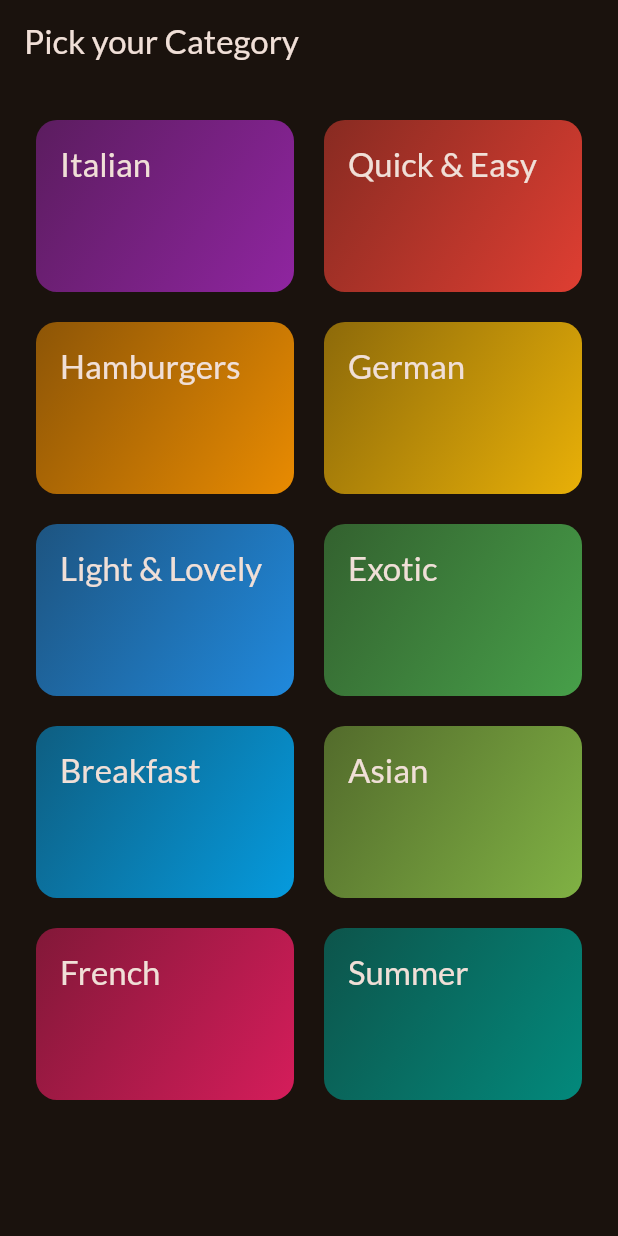
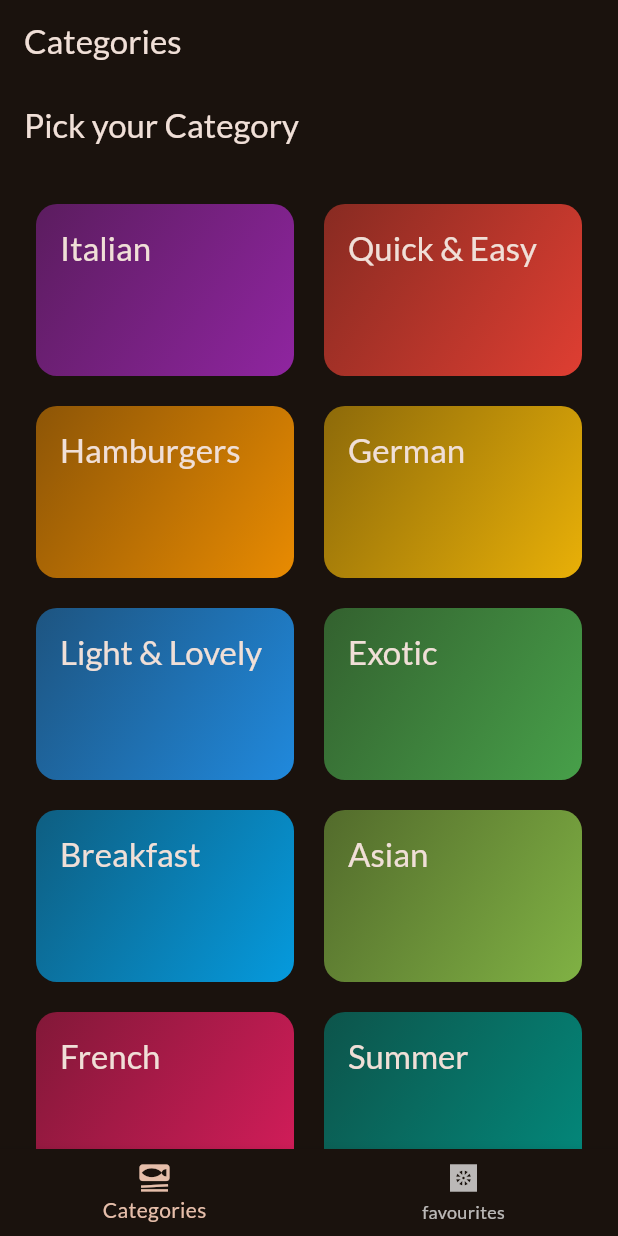
Before and after one commit to Akshat2113609/MealsApp, a Flutter app: the screen it shows after launch, on a phone screen of 412 x 824 dp. Run offline on Flutter 3.47's test engine with Material 3 defaults, Android fonts, the phone set to English and light mode, and no system bars; our stand-ins replace google_fonts, transparent_image.

Commit message:
added tabs

```diff
--- a/lib/main.dart
+++ b/lib/main.dart
@@ -5,6 +5,7 @@ import 'package:google_fonts/google_fonts.dart';
 import 'package:myapp/data/dummy_data.dart';
 import 'package:myapp/screens/categories.dart';
 import 'package:myapp/screens/meals.dart';
+import 'package:myapp/screens/tabs.dart';
 
 final theme = ThemeData(
   useMaterial3: true,
@@ -26,7 +27,7 @@ class App extends StatelessWidget {
   Widget build(BuildContext context) {
     return MaterialApp(
       theme: theme,
-      home: const CategoriesScreen(),
+      home: const TabsScreen(),
     );
   }
 }
--- /dev/null
+++ b/lib/screens/tabs.dart
@@ -0,0 +1,44 @@
+import 'dart:nativewrappers/_internal/vm/lib/ffi_patch.dart';
+
+import 'package:flutter/material.dart';
+import 'package:myapp/screens/categories.dart';
+import 'package:myapp/screens/meals.dart';
+class TabsScreen extends StatefulWidget{
+  const TabsScreen({super.key});
+      State<TabsScreen> createState() {
+    return _TabsScreenState();
+  }
+}
+class _TabsScreenState extends State<TabsScreen>{
+  int _selectedPageIndex=0;
+  void _selectPage(int index){
+    setState(() {
+      _selectedPageIndex=index;
+    });
+  }
+@override
+ Widget build(context){
+  Widget activePage= const CategoriesScreen();
+  var activePageTitle='Categories';
+
+  if(_selectedPageIndex==1){
+    activePage=MealsScreen(title: 'favourites', meals: []);
+    activePageTitle='your favourites';
+  }
+  return Scaffold(
+    appBar: AppBar(
+      title: Text(activePageTitle),
+    ),
+    body:activePage,
+    bottomNavigationBar:BottomNavigationBar(
+      onTap: _selectPage,
+      items: const [
+        BottomNavigationBarItem(icon: Icon(Icons.set_meal),
+        label:'Categories'),
+        BottomNavigationBarItem(icon: Icon(Icons.heat_pump_sharp),
+        label:'favourites'),
+      ]
+    ),
+  );
+ }
+}
--- a/lib/widgets/meal_item.dart
+++ b/lib/widgets/meal_item.dart
@@ -1,5 +1,4 @@
-import 'dart:ffi';
-
+//import 'dart:ffi';
 import 'package:flutter/material.dart';
 import 'package:myapp/models/meal.dart';
 import 'package:myapp/widgets/meal_item_trait.dart';
```
Also changed, not shown: 1 other file.
